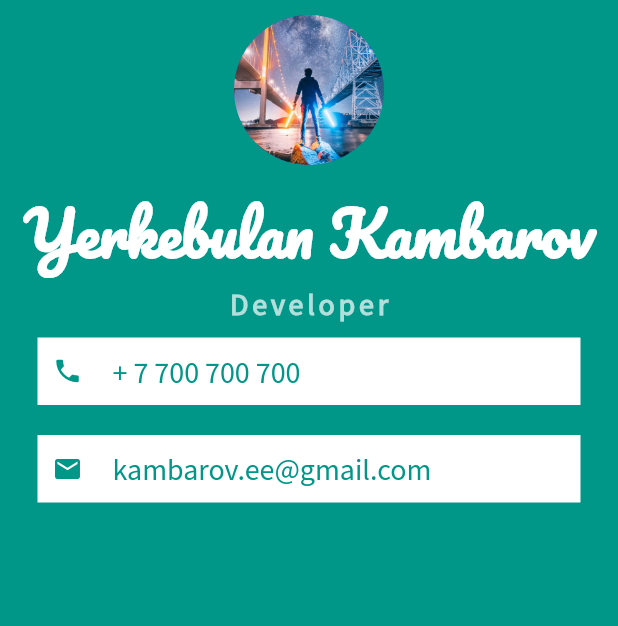
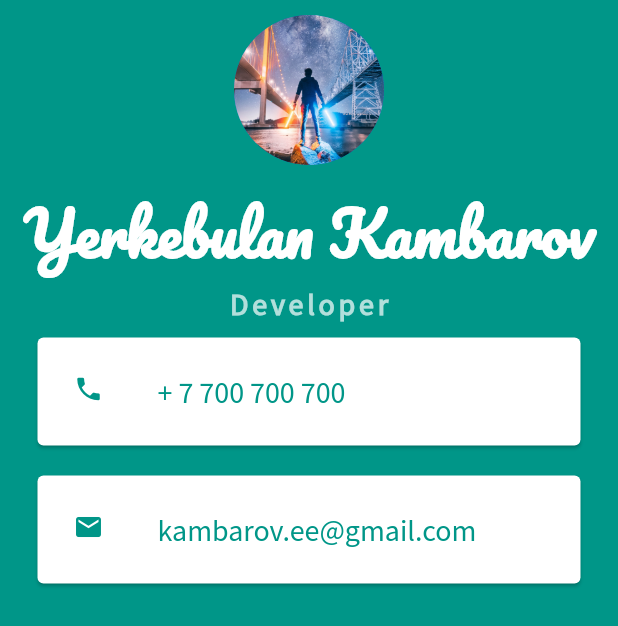
Before and after one commit to kambarovee/main-information-card, a Flutter app: the screen it shows after launch, on a phone screen of 412 x 824 dp. Shown: the top 626 px of the screen. Run offline on Flutter 3.47's test engine with Material 2 defaults, Android fonts, the phone set to English and light mode, and no system bars.

Commit message:
Changed Containers to Card Class

```diff
--- a/lib/main.dart
+++ b/lib/main.dart
@@ -38,52 +38,46 @@ class MyApp extends StatelessWidget {
                     fontSize: 20.0,
                     fontWeight: FontWeight.bold),
               ),
-              Container(
+              Card(
                 color: Colors.white,
                 margin: EdgeInsets.symmetric(vertical: 10.0, horizontal: 25.0),
-                padding: EdgeInsets.all(10.0),
-                child: Row(
-                  children: [
-                    Icon(
+                child: Padding(
+                  padding: const EdgeInsets.all(8.0),
+                  child: ListTile(
+                    leading: Icon(
                       Icons.phone,
                       size: 20.0,
                       color: Colors.teal,
                     ),
-                    SizedBox(
-                      width: 20.0,
-                    ),
-                    Text(
+                    title: Text(
                       '+ 7 700 700 700',
                       style: TextStyle(
                           fontSize: 20.0,
                           fontFamily: 'Source Sans Pro',
                           color: Colors.teal),
-                    )
-                  ],
+                    ),
+                  ),
                 ),
               ),
-              Container(
+              Card(
                 color: Colors.white,
                 margin: EdgeInsets.symmetric(vertical: 10.0, horizontal: 25.0),
-                padding: EdgeInsets.all(10.0),
-                child: Row(
-                  children: [
-                    Icon(
+                child: Padding(
+                  padding: const EdgeInsets.all(8.0),
+                  child: ListTile(
+                    leading: Icon(
                       Icons.email,
                       size: 20.0,
                       color: Colors.teal,
                     ),
-                    SizedBox(
-                      width: 20.0,
-                    ),
-                    Text(
+                    title: Text(
                       'kambarov.ee@gmail.com',
                       style: TextStyle(
                           fontSize: 20.0,
                           fontFamily: 'Source Sans Pro',
                           color: Colors.teal),
-                    )
-                  ],
+                    ),
+                  ),
                 ),
               )
             ],
```
